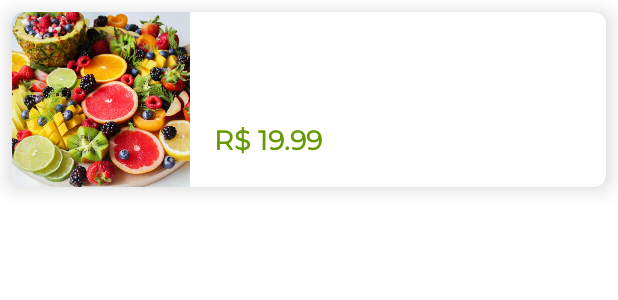
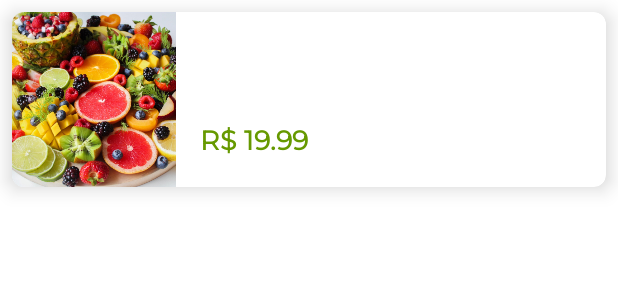
Before and after one commit to PedroSomensi/android-orgs, an Android app built with Jetpack Compose: the layout product_item.xml on its own in the app's theme, with its tools: preview values and no code run, on a phone screen of 412 x 824 dp. Shown: the top 300 px of the screen. Run offline under Robolectric (Android 15) with nearby library versions, the phone set to English and light mode, and no system bars.

Commit message:
added weigth to image(3 = 30%) and title(7 = 70%) to substitute guideline - obs: works when we have chain

```diff
--- a/app/src/main/res/layout/product_item.xml
+++ b/app/src/main/res/layout/product_item.xml
@@ -28,7 +28,8 @@
         app:layout_constraintEnd_toEndOf="parent"
         app:layout_constraintStart_toEndOf="@id/imageView"
         app:layout_constraintTop_toTopOf="parent"
-        tools:text="@tools:sample/lorem/random" />
+        tools:text="@tools:sample/lorem/random"
+        app:layout_constraintHorizontal_weight="7"/>
 
     <TextView
         android:id="@+id/product_item_description"
@@ -60,12 +61,12 @@
         app:layout_constraintTop_toBottomOf="@id/product_item_description"
         />
 
-    <androidx.constraintlayout.widget.Guideline
-        android:layout_width="wrap_content"
-        android:layout_height="wrap_content"
-        android:id="@+id/guideline"
-        android:orientation="vertical"
-        app:layout_constraintGuide_percent="0.3" />
+<!--    <androidx.constraintlayout.widget.Guideline-->
+<!--        android:layout_width="wrap_content"-->
+<!--        android:layout_height="wrap_content"-->
+<!--        android:id="@+id/guideline"-->
+<!--        android:orientation="vertical"-->
+<!--        app:layout_constraintGuide_percent="0.3" />-->
 
     <ImageView
         android:id="@+id/imageView"
@@ -74,9 +75,10 @@
         app:layout_constraintStart_toStartOf="parent"
         app:layout_constraintTop_toTopOf="parent"
         app:layout_constraintBottom_toBottomOf="parent"
-        app:layout_constraintEnd_toStartOf="@id/guideline"
+        app:layout_constraintEnd_toStartOf="@id/product_item_title"
         app:srcCompat="@drawable/produto_1"
-        android:scaleType="centerCrop"/>
+        android:scaleType="centerCrop"
+        app:layout_constraintHorizontal_weight="3"/>
 
 </androidx.constraintlayout.widget.ConstraintLayout>
 
```
